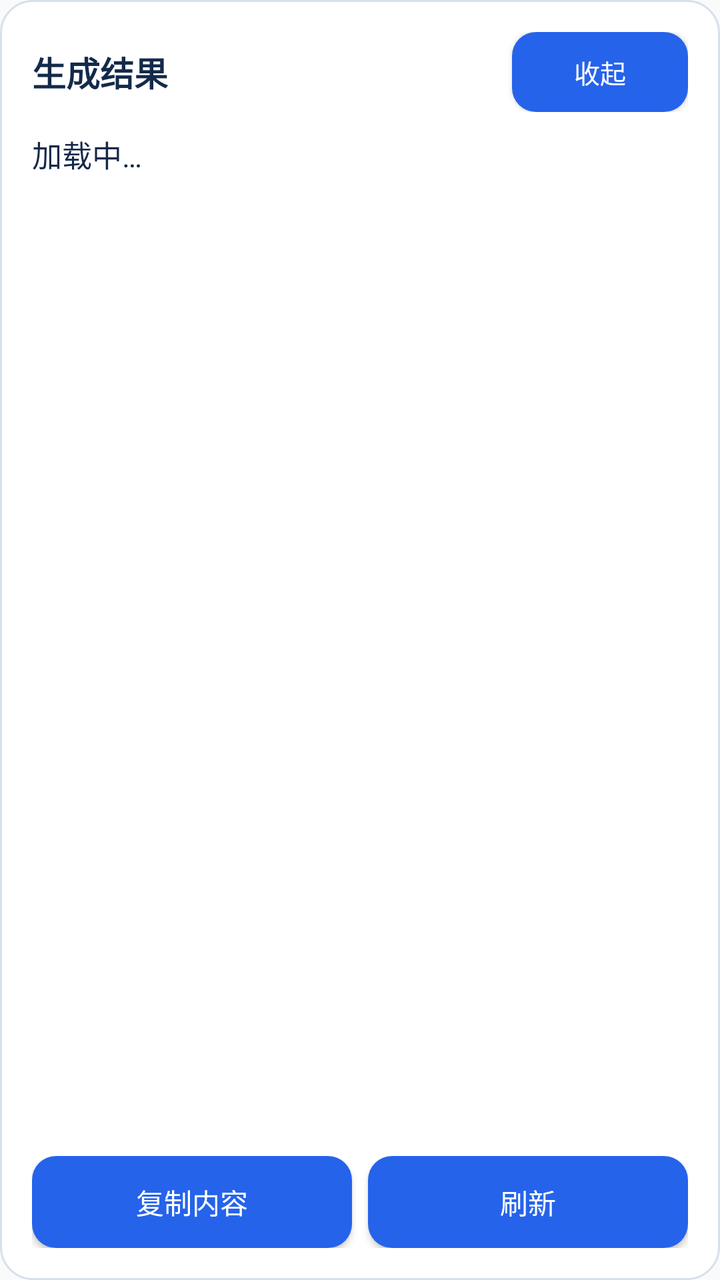
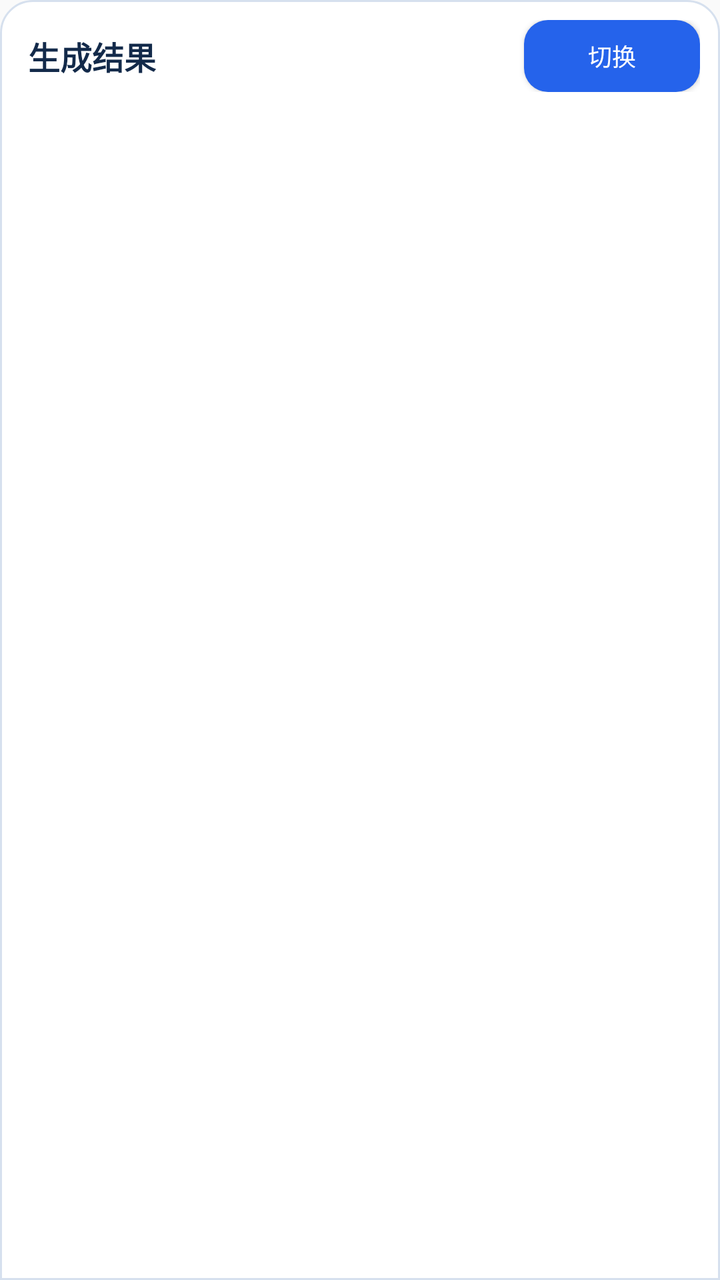

Screens rendered from an Android XML layout before and after an edit, with the pre-edit source and the edit as a unified diff.
<!-- AndroidManifest.xml: application theme Theme.SuspendShell -->
<!-- res/layout/overlay_panel.xml -->
<?xml version="1.0" encoding="utf-8"?>
<LinearLayout xmlns:android="http://schemas.android.com/apk/res/android"
    android:layout_width="match_parent"
    android:layout_height="match_parent"
    android:background="@drawable/bg_panel"
    android:orientation="vertical"
    android:padding="16dp">

    <LinearLayout
        android:layout_width="match_parent"
        android:layout_height="wrap_content"
        android:gravity="center_vertical"
        android:orientation="horizontal">

        <TextView
            android:id="@+id/tvPanelTitle"
            android:layout_width="0dp"
            android:layout_height="wrap_content"
            android:layout_weight="1"
            android:text="生成结果"
            android:textColor="#132A4A"
            android:textSize="17sp"
            android:textStyle="bold" />

        <Button
            android:id="@+id/btnCollapse"
            android:layout_width="wrap_content"
            android:layout_height="40dp"
            android:background="@drawable/bg_btn"
            android:paddingLeft="18dp"
            android:paddingRight="18dp"
            android:text="收起"
            android:textColor="#FFFFFF"
            android:textSize="13sp" />
    </LinearLayout>

    <ScrollView
        android:layout_width="match_parent"
        android:layout_height="0dp"
        android:layout_marginTop="10dp"
        android:layout_weight="1"
        android:scrollbars="vertical">

        <TextView
            android:id="@+id/tvPanelBody"
            android:layout_width="match_parent"
            android:layout_height="wrap_content"
            android:lineSpacingExtra="5dp"
            android:text="加载中…"
            android:textColor="#132A4A"
            android:textSize="15sp" />
    </ScrollView>

    <LinearLayout
        android:layout_width="match_parent"
        android:layout_height="wrap_content"
        android:layout_marginTop="10dp"
        android:orientation="horizontal">

        <Button
            android:id="@+id/btnCopy"
            android:layout_width="0dp"
            android:layout_height="46dp"
            android:layout_marginRight="8dp"
            android:layout_weight="1"
            android:background="@drawable/bg_btn"
            android:text="复制内容"
            android:textColor="#FFFFFF"
            android:textSize="14sp" />

        <Button
            android:id="@+id/btnRefresh"
            android:layout_width="0dp"
            android:layout_height="46dp"
            android:layout_weight="1"
            android:background="@drawable/bg_btn"
            android:text="刷新"
            android:textColor="#FFFFFF"
            android:textSize="14sp" />
    </LinearLayout>
</LinearLayout>
<!-- resources referenced by this layout -->
<resources>
  <!-- drawable bg_btn (drawable) -->
  <?xml version="1.0" encoding="utf-8"?>
  <shape xmlns:android="http://schemas.android.com/apk/res/android" android:shape="rectangle">
      <solid android:color="#2563EB" />
      <corners android:radius="12dp" />
  </shape>
  <!-- drawable bg_panel (drawable) -->
  <?xml version="1.0" encoding="utf-8"?>
  <shape xmlns:android="http://schemas.android.com/apk/res/android" android:shape="rectangle">
      <solid android:color="#F2FFFFFF" />
      <corners android:radius="16dp" />
      <stroke android:width="1dp" android:color="#D6E0EE" />
  </shape>
  <style name="Theme.SuspendShell" parent="Theme.AppCompat.Light.DarkActionBar" />
</resources>

<!-- the commit's change to res/layout/overlay_panel.xml (unified diff, before → after) -->
@@ -2,80 +2,60 @@
 <LinearLayout xmlns:android="http://schemas.android.com/apk/res/android"
     android:layout_width="match_parent"
     android:layout_height="match_parent"
-    android:background="@drawable/bg_panel"
-    android:orientation="vertical"
-    android:padding="16dp">
+    android:background="@drawable/bg_panel_bottom"
+    android:orientation="vertical">
 
+    
     <LinearLayout
         android:layout_width="match_parent"
         android:layout_height="wrap_content"
         android:gravity="center_vertical"
-        android:orientation="horizontal">
+        android:orientation="horizontal"
+        android:paddingLeft="14dp"
+        android:paddingTop="10dp"
+        android:paddingRight="10dp"
+        android:paddingBottom="6dp">
 
         <TextView
             android:id="@+id/tvPanelTitle"
             android:layout_width="0dp"
             android:layout_height="wrap_content"
             android:layout_weight="1"
+            android:ellipsize="end"
+            android:maxLines="1"
             android:text="生成结果"
             android:textColor="#132A4A"
-            android:textSize="17sp"
+            android:textSize="16sp"
             android:textStyle="bold" />
 
         <Button
-            android:id="@+id/btnCollapse"
+            android:id="@+id/btnToggle"
             android:layout_width="wrap_content"
-            android:layout_height="40dp"
+            android:layout_height="36dp"
             android:background="@drawable/bg_btn"
-            android:paddingLeft="18dp"
-            android:paddingRight="18dp"
-            android:text="收起"
+            android:paddingLeft="16dp"
+            android:paddingRight="16dp"
+            android:text="切换"
             android:textColor="#FFFFFF"
-            android:textSize="13sp" />
+            android:textSize="12sp" />
     </LinearLayout>
 
+    
     <ScrollView
         android:layout_width="match_parent"
         android:layout_height="0dp"
-        android:layout_marginTop="10dp"
+        android:layout_marginTop="2dp"
         android:layout_weight="1"
+        android:fillViewport="true"
         android:scrollbars="vertical">
 
-        <TextView
-            android:id="@+id/tvPanelBody"
+        <LinearLayout
+            android:id="@+id/llContent"
             android:layout_width="match_parent"
             android:layout_height="wrap_content"
-            android:lineSpacingExtra="5dp"
-            android:text="加载中…"
-            android:textColor="#132A4A"
-            android:textSize="15sp" />
+            android:orientation="vertical"
+            android:paddingLeft="14dp"
+            android:paddingRight="14dp"
+            android:paddingBottom="14dp" />
     </ScrollView>
-
-    <LinearLayout
-        android:layout_width="match_parent"
-        android:layout_height="wrap_content"
-        android:layout_marginTop="10dp"
-        android:orientation="horizontal">
-
-        <Button
-            android:id="@+id/btnCopy"
-            android:layout_width="0dp"
-            android:layout_height="46dp"
-            android:layout_marginRight="8dp"
-            android:layout_weight="1"
-            android:background="@drawable/bg_btn"
-            android:text="复制内容"
-            android:textColor="#FFFFFF"
-            android:textSize="14sp" />
-
-        <Button
-            android:id="@+id/btnRefresh"
-            android:layout_width="0dp"
-            android:layout_height="46dp"
-            android:layout_weight="1"
-            android:background="@drawable/bg_btn"
-            android:text="刷新"
-            android:textColor="#FFFFFF"
-            android:textSize="14sp" />
-    </LinearLayout>
 </LinearLayout>
<!-- resource entries referenced after the edit -->
@@ -6,11 +6,12 @@
       <solid android:color="#2563EB" />
       <corners android:radius="12dp" />
   </shape>
-  <!-- drawable bg_panel (drawable) -->
+  <!-- drawable bg_panel_bottom (drawable) -->
   <?xml version="1.0" encoding="utf-8"?>
   <shape xmlns:android="http://schemas.android.com/apk/res/android" android:shape="rectangle">
-      <solid android:color="#F2FFFFFF" />
-      <corners android:radius="16dp" />
+      <solid android:color="#F7FFFFFF" />
+      <corners android:topLeftRadius="16dp" android:topRightRadius="16dp"
+          android:bottomLeftRadius="0dp" android:bottomRightRadius="0dp" />
       <stroke android:width="1dp" android:color="#D6E0EE" />
   </shape>
   <style name="Theme.SuspendShell" parent="Theme.AppCompat.Light.DarkActionBar" />
